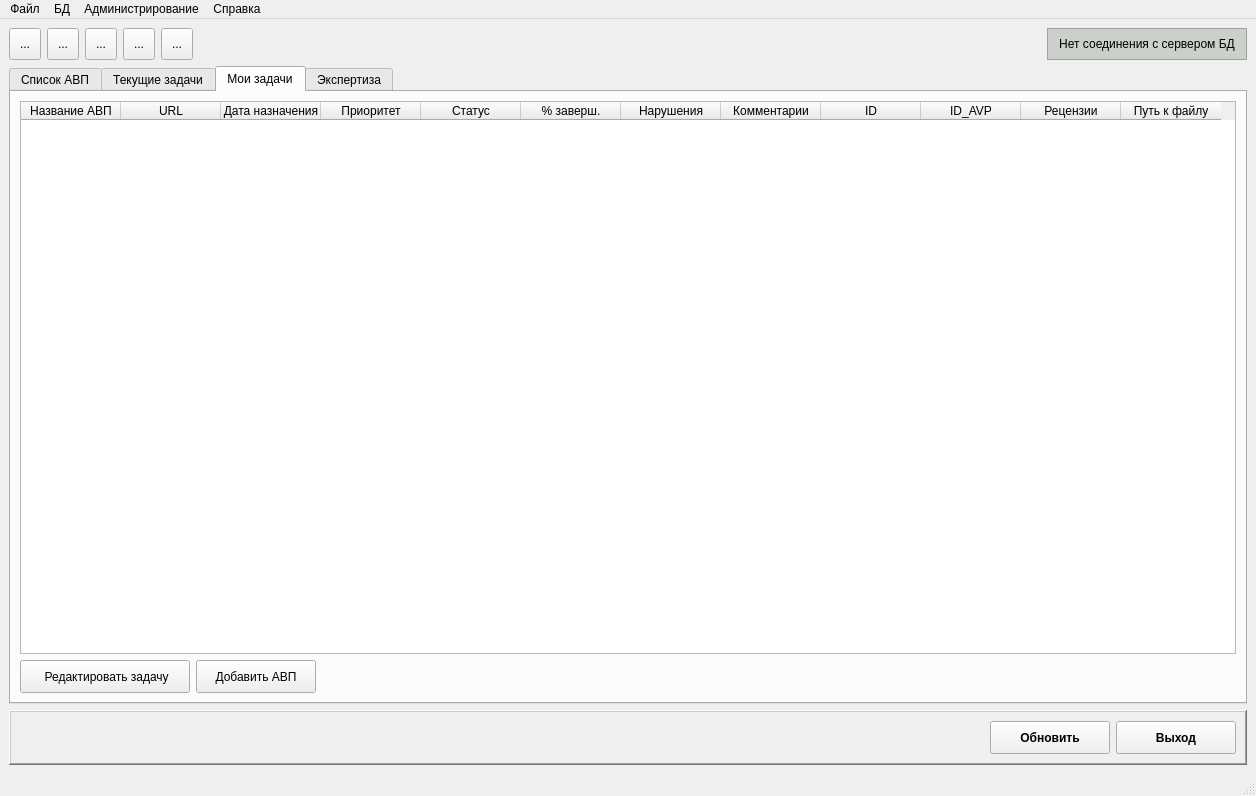
This is arm_o/mainwindow.ui in levdikandrey/DataCollector as Qt 5 draws it before an edit. The edited form follows.
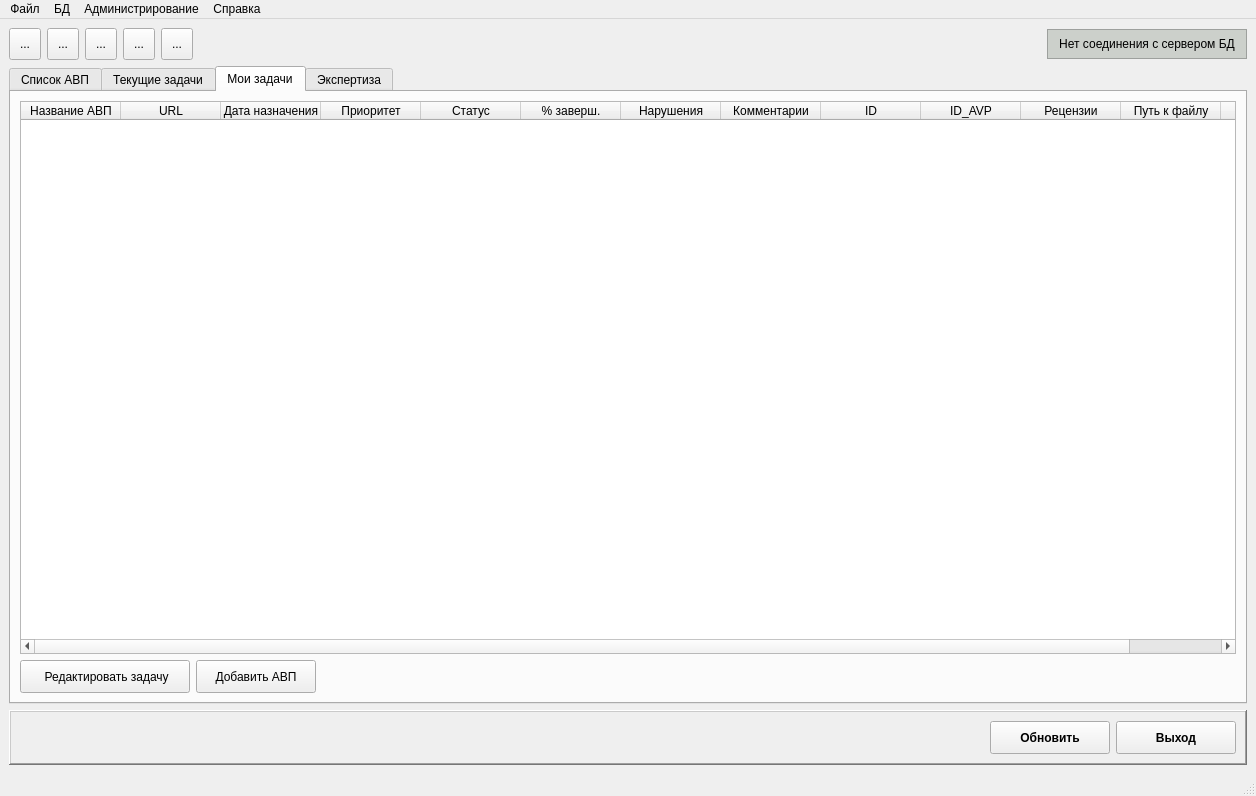
This is the edited form. The open tabs and pages were chosen to show the change. Icons and pictures are not drawn.

```diff
--- a/arm_o/mainwindow.ui
+++ b/arm_o/mainwindow.ui
@@ -92,6 +92,12 @@
         <height>30</height>
        </size>
       </property>
+      <property name="maximumSize">
+       <size>
+        <width>200</width>
+        <height>30</height>
+       </size>
+      </property>
       <property name="palette">
        <palette>
         <active>
@@ -1219,6 +1225,11 @@
             <string>Путь к файлу</string>
            </property>
           </column>
+          <column>
+           <property name="text">
+            <string>ID_AVS</string>
+           </property>
+          </column>
          </widget>
         </item>
         <item row="1" column="0">
```
